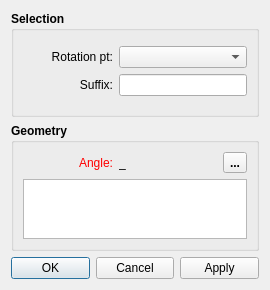
Qt form src/libs/vtools/dialogs/tools/dialogrotation.ui (FashionFreedom/Seamly2D) before a commit.
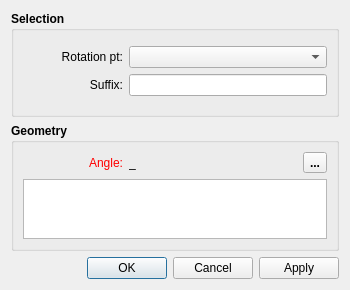
The same form after that commit. Icons and pictures are not drawn.

```diff
--- a/src/libs/vtools/dialogs/tools/dialogrotation.ui
+++ b/src/libs/vtools/dialogs/tools/dialogrotation.ui
@@ -6,7 +6,7 @@
    <rect>
     <x>0</x>
     <y>0</y>
-    <width>270</width>
+    <width>350</width>
     <height>290</height>
    </rect>
   </property>
@@ -60,7 +60,7 @@
          <widget class="QLabel" name="originPoint_Label">
           <property name="minimumSize">
            <size>
-            <width>90</width>
+            <width>100</width>
             <height>0</height>
            </size>
           </property>
@@ -104,7 +104,7 @@
          <widget class="QLabel" name="suffix_Label">
           <property name="minimumSize">
            <size>
-            <width>90</width>
+            <width>100</width>
             <height>0</height>
            </size>
           </property>
@@ -185,7 +185,7 @@
           </property>
           <property name="minimumSize">
            <size>
-            <width>90</width>
+            <width>100</width>
             <height>0</height>
            </size>
           </property>
@@ -281,7 +281,7 @@
           </property>
           <property name="sizeHint" stdset="0">
            <size>
-            <width>40</width>
+            <width>10</width>
             <height>20</height>
            </size>
           </property>
```
